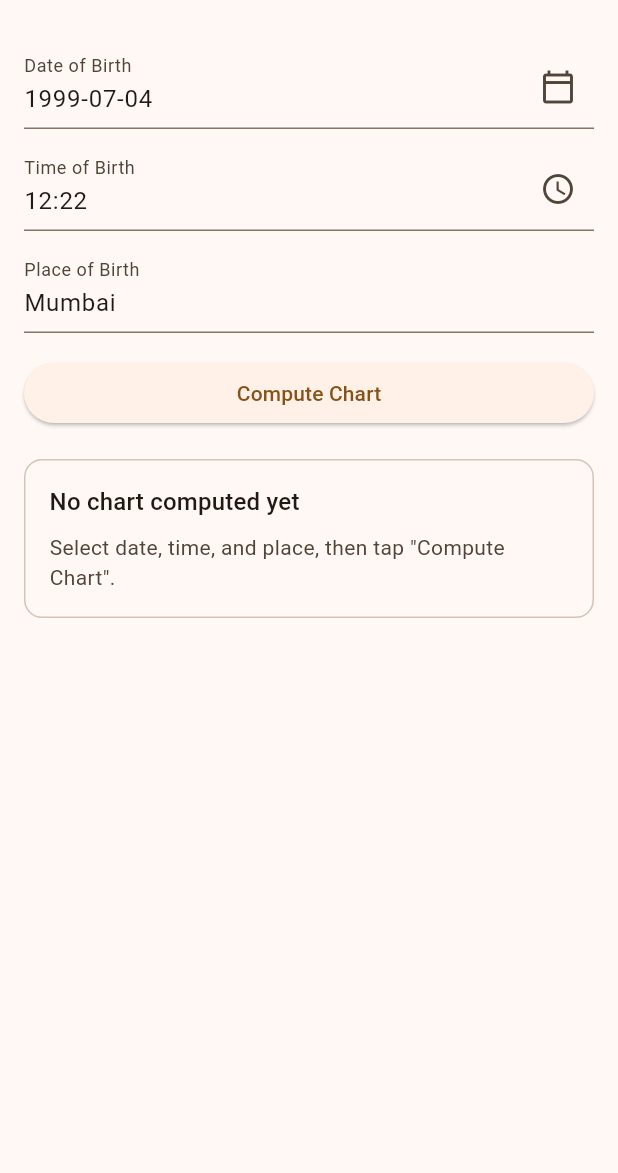
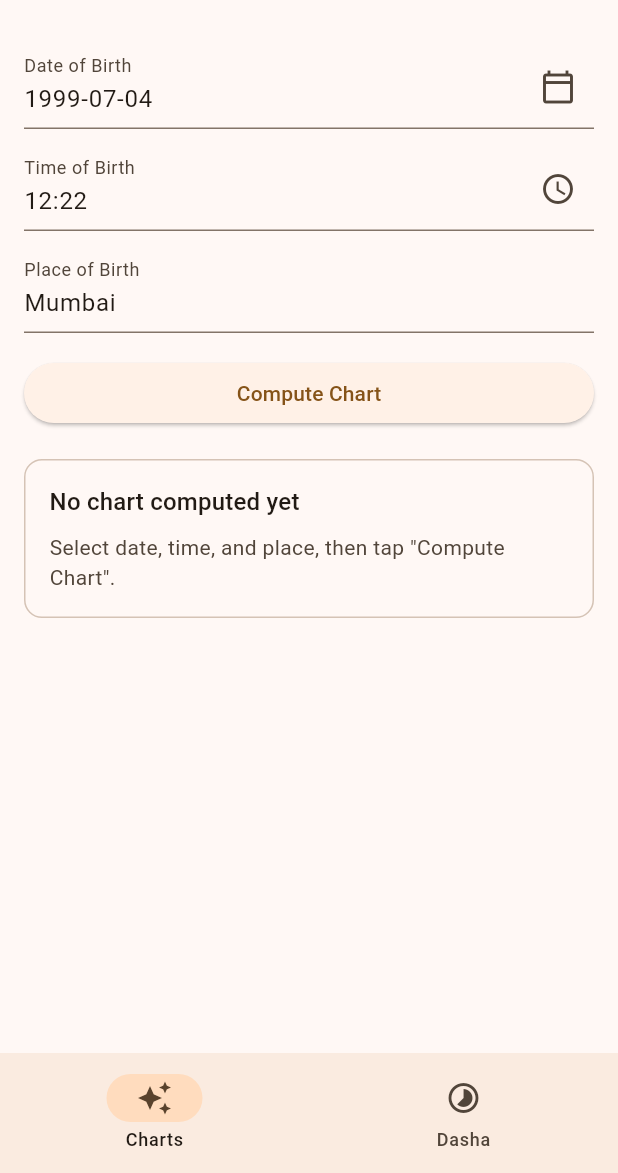
Before and after one commit to pseudoengineerdev/trikaal, a Flutter app: the screen it shows after launch, on a phone screen of 412 x 824 dp, the part 63-1236 px from its top. Run offline on Flutter 3.47's test engine with Material 3 defaults, Android fonts, the phone set to English and light mode, and no system bars.

Commit message:
feat(mobile): scaffold dasha module with tab and controller tests

```diff
--- /dev/null
+++ b/apps/mobile/lib/app/home_shell_page.dart
@@ -0,0 +1,48 @@
+import 'package:flutter/material.dart';
+
+import '../features/charts/presentation/birth_input_page.dart';
+import '../features/dasha/presentation/dasha_page.dart';
+
+class HomeShellPage extends StatefulWidget {
+  const HomeShellPage({super.key});
+
+  @override
+  State<HomeShellPage> createState() => _HomeShellPageState();
+}
+
+class _HomeShellPageState extends State<HomeShellPage> {
+  int _selectedIndex = 0;
+
+  static const List<Widget> _pages = <Widget>[
+    BirthInputPage(),
+    DashaPage(),
+  ];
+
+  @override
+  Widget build(BuildContext context) {
+    return Scaffold(
+      body: IndexedStack(
+        index: _selectedIndex,
+        children: _pages,
+      ),
+      bottomNavigationBar: NavigationBar(
+        selectedIndex: _selectedIndex,
+        onDestinationSelected: (int index) {
+          setState(() {
+            _selectedIndex = index;
+          });
+        },
+        destinations: const <NavigationDestination>[
+          NavigationDestination(
+            icon: Icon(Icons.auto_awesome),
+            label: 'Charts',
+          ),
+          NavigationDestination(
+            icon: Icon(Icons.timelapse),
+            label: 'Dasha',
+          ),
+        ],
+      ),
+    );
+  }
+}
--- a/apps/mobile/lib/main.dart
+++ b/apps/mobile/lib/main.dart
@@ -1,6 +1,6 @@
 import 'package:flutter/material.dart';
 
-import 'features/charts/presentation/birth_input_page.dart';
+import 'app/home_shell_page.dart';
 
 void main() {
   runApp(const TrikaalApp());
@@ -15,7 +15,7 @@ class TrikaalApp extends StatelessWidget {
       title: 'Trikaal',
       debugShowCheckedModeBanner: false,
       theme: ThemeData(useMaterial3: true, colorSchemeSeed: Colors.orange),
-      home: const BirthInputPage(),
+      home: const HomeShellPage(),
     );
   }
 }
```
Also changed, not shown: apps/mobile/lib/features/dasha/data/dasha_api_client.dart (added, +18 -0 lines), apps/mobile/lib/features/dasha/data/models/dasha_models.dart (added, +15 -0 lines), apps/mobile/lib/features/dasha/presentation/dasha_page.dart (added, +51 -0 lines), apps/mobile/lib/features/dasha/presentation/state/dasha_controller.dart (added, +34 -0 lines), apps/mobile/lib/features/dasha/presentation/widgets/dasha_state_widgets.dart (added, +102 -0 lines), 1 other file.
